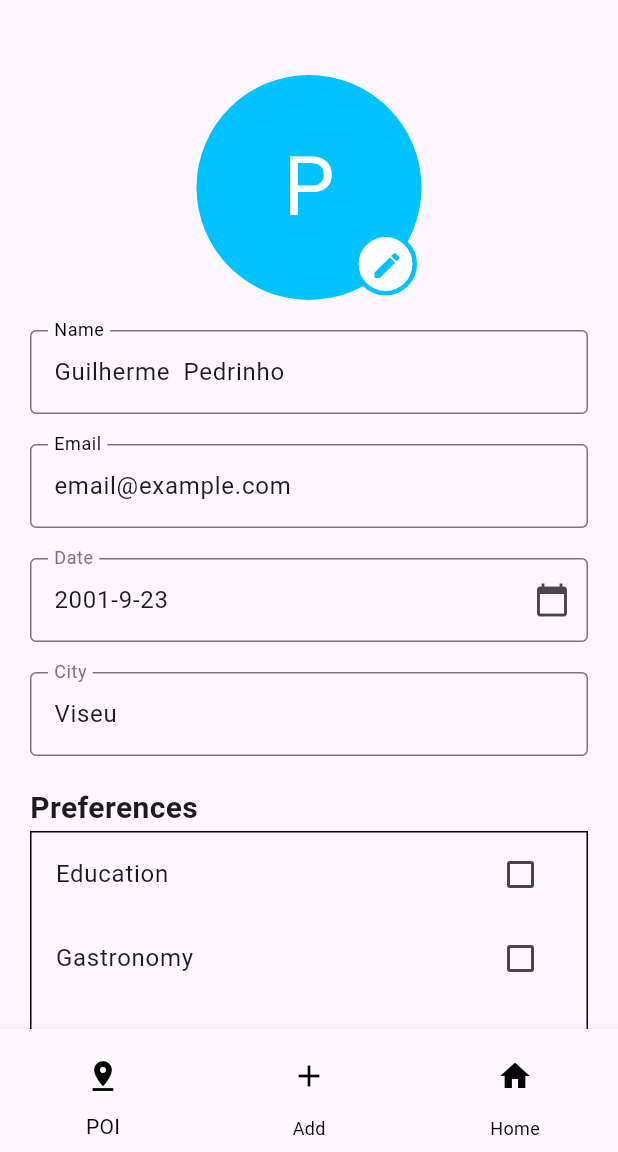
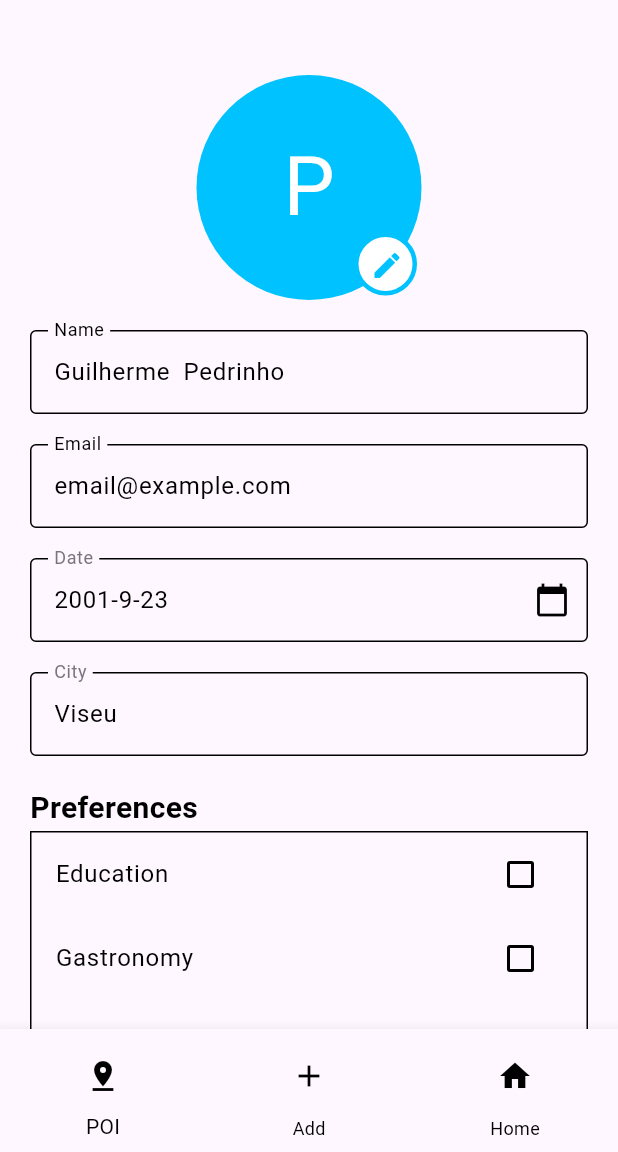
Before and after one commit to WildKoala23/Softshares, a Flutter app: the EditProfile screen opened by its route, on a phone screen of 412 x 824 dp, the part 84-1236 px from its top. Run offline on Flutter 3.47's test engine with Material 3 defaults, Android fonts, the phone set to English and light mode, and no system bars; our stand-ins replace google_fonts, table_calendar; missing offline and left inert: dev_icons; network calls fail.

Commit message:
changing colors

```diff
--- a/lib/Components/appBar.dart
+++ b/lib/Components/appBar.dart
@@ -13,9 +13,10 @@ class MyAppBar extends StatelessWidget implements PreferredSizeWidget {
 
   @override
   Widget build(BuildContext context) {
+    final colorScheme = Theme.of(context).colorScheme;
     return AppBar(
-      backgroundColor: Theme.of(context).primaryColor,
-      foregroundColor: Colors.white,
+      backgroundColor: colorScheme.onSecondary,
+      foregroundColor: colorScheme.onPrimary,
       title: Text(title),
       actions: [
         //If Right icon exists, create button
--- a/lib/main.dart
+++ b/lib/main.dart
@@ -14,6 +14,19 @@ import 'package:softshares/Pages/signup.dart';
 import 'package:softshares/test.dart';
 import './Pages/homepage.dart';
 import 'package:google_fonts/google_fonts.dart';
+
+final lightColorScheme = const ColorScheme(
+    brightness: Brightness.light,
+    primary: Color(0xff80ADD7),
+    onPrimary: Colors.white,
+    secondary: Color(0xff00C2FF),
+    onSecondary: Color(0xff80ADD7),
+    error: Colors.red,
+    onError: Colors.white,
+    background: Colors.white,
+    onBackground: Colors.black,
+    surface: Color(0xFFFEF7FF),
+    onSurface: Colors.black);
 
 void main() {
   List<String> areas = [
@@ -62,9 +75,7 @@ class MyApp extends StatelessWidget {
     return MaterialApp(
       title: 'SoftShares',
       theme: ThemeData(
-        brightness: Brightness.light,
-        primaryColor: Color(0xff80ADD7),
-      ),
+          brightness: Brightness.light, colorScheme: lightColorScheme),
       debugShowCheckedModeBanner: false,
       initialRoute: '/home',
       routes: routes,
```
